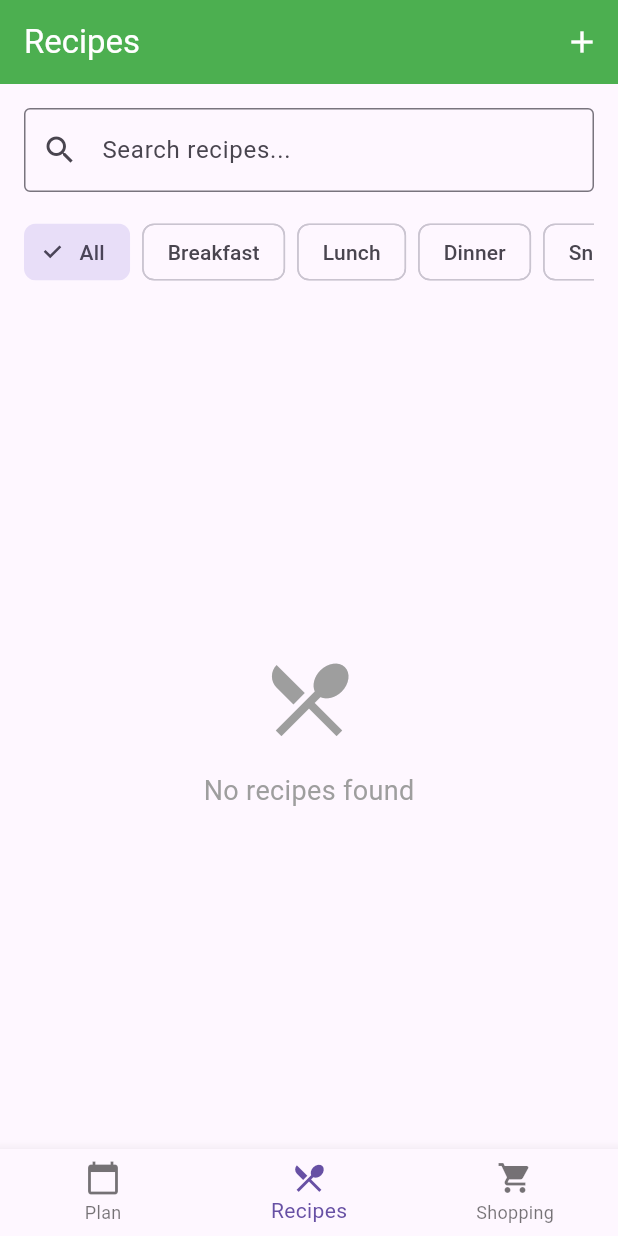
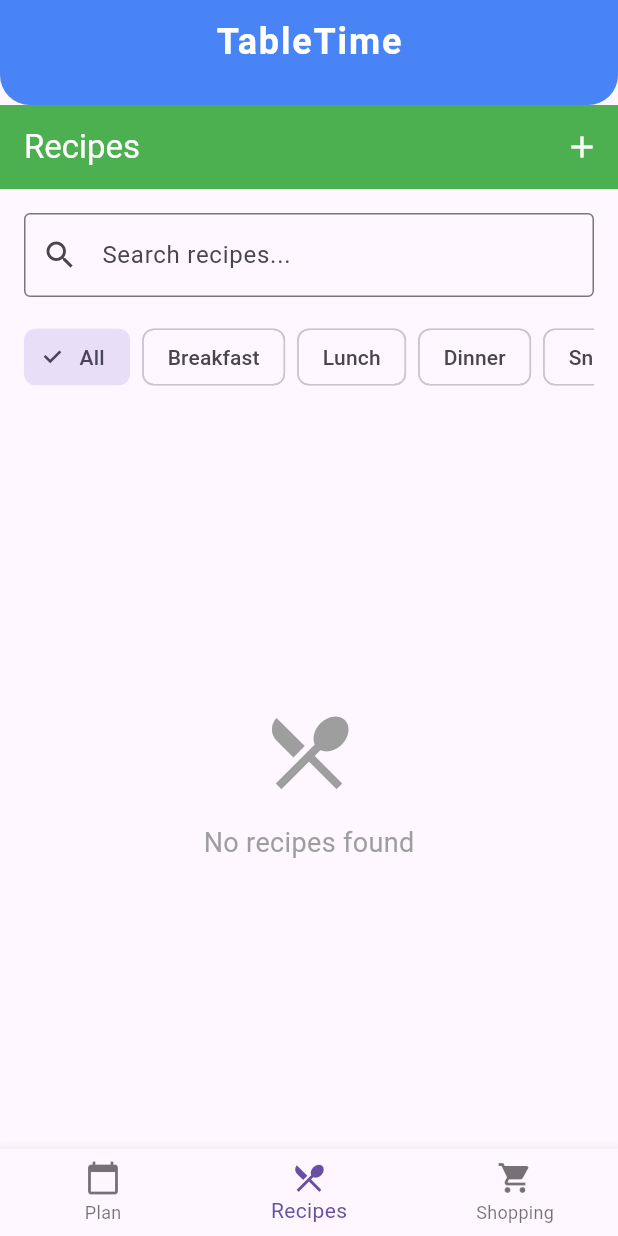
Before and after one commit to shatteredsent/meal_planner_app, a Flutter app: the screen it shows after launch, item 2 of the bottom bar chosen, on a phone screen of 412 x 824 dp. Run offline on Flutter 3.47's test engine with Material 3 defaults, Android fonts, the phone set to English and light mode, and no system bars; our stand-ins replace cached_network_image, cloud_firestore, firebase_core, flutter_slidable, flutter_tts, speech_to_text and 2 more; accounts and stored records are empty.

Commit message:
Integrate TableTime AppBanner and fix meal plan persistence

```diff
--- a/lib/models/meal_plan.dart
+++ b/lib/models/meal_plan.dart
@@ -30,8 +30,9 @@ class MealPlan {
   }
 
   Map<String, dynamic> toJson() {
+    final normalizedDate = DateTime(date.year, date.month, date.day);
     return {
-      'date': Timestamp.fromDate(date),
+      'date': Timestamp.fromDate(normalizedDate),
       'breakfast': breakfast?.toJson(),
       'lunch': lunch?.toJson(),
       'dinner': dinner?.toJson(),
--- a/lib/screens/home_screen.dart
+++ b/lib/screens/home_screen.dart
@@ -5,6 +5,7 @@ import '../providers/shopping_list_provider.dart';
 import 'meal_plan_screen.dart';
 import 'recipe_list_screen.dart';
 import 'shopping_list_screen.dart';
+import '../widgets/app_banner.dart';
 
 class HomeScreen extends StatefulWidget {
   const HomeScreen({super.key});
@@ -28,9 +29,9 @@ class _HomeScreenState extends State<HomeScreen> {
   }
 
   void _loadInitialData() {
-  // Only load recipes and shopping items
-  context.read<MealPlanProvider>().loadRecipes();
-  context.read<ShoppingListProvider>().loadShoppingItems();
+    context.read<MealPlanProvider>().loadRecipes();
+    context.read<MealPlanProvider>().loadMealPlans(); // <-- Added to ensure meal plans are loaded
+    context.read<ShoppingListProvider>().loadShoppingItems();
   }
 
   void _onItemTapped(int index) {
@@ -42,8 +43,15 @@ class _HomeScreenState extends State<HomeScreen> {
   @override
   Widget build(BuildContext context) {
     return Scaffold(
+      appBar: const AppBanner(),
       body: Center(
-        child: _screens.elementAt(_selectedIndex),
+        child: Column(
+          children: [
+            Expanded(
+              child: _screens.elementAt(_selectedIndex),
+            ),
+          ],
+        ),
       ),
       bottomNavigationBar: BottomNavigationBar(
         items: const <BottomNavigationBarItem>[
--- a/lib/services/meal_plan_firestore_service.dart
+++ b/lib/services/meal_plan_firestore_service.dart
@@ -10,8 +10,9 @@ class MealPlanFirestoreService {
   }
 
   Future<MealPlan?> getMealPlanForDate(DateTime date) async {
+    final normalizedDate = DateTime(date.year, date.month, date.day);
     final query = await mealPlansCollection
-        .where('date', isEqualTo: Timestamp.fromDate(date))
+        .where('date', isEqualTo: Timestamp.fromDate(normalizedDate))
         .limit(1)
         .get();
     if (query.docs.isEmpty) return null;
--- /dev/null
+++ b/lib/widgets/app_banner.dart
@@ -0,0 +1,31 @@
+import 'package:flutter/material.dart';
+
+class AppBanner extends StatelessWidget implements PreferredSizeWidget {
+  const AppBanner({super.key});
+
+  @override
+  Widget build(BuildContext context) {
+    return AppBar(
+      backgroundColor: Colors.blueAccent,
+      elevation: 6,
+      centerTitle: true,
+      title: const Text(
+        "TableTime",
+        style: TextStyle(
+          fontSize: 24,
+          fontWeight: FontWeight.bold,
+          letterSpacing: 1.2,
+          color: Colors.white,
+        ),
+      ),
+      shape: const RoundedRectangleBorder(
+        borderRadius: BorderRadius.vertical(
+          bottom: Radius.circular(20),
+        ),
+      ),
+    );
+  }
+
+  @override
+  Size get preferredSize => const Size.fromHeight(70);
+}
```
Also changed, not shown: lib/screens/meal_plan_screen.dart (+7 -5 lines), 5 other files.
